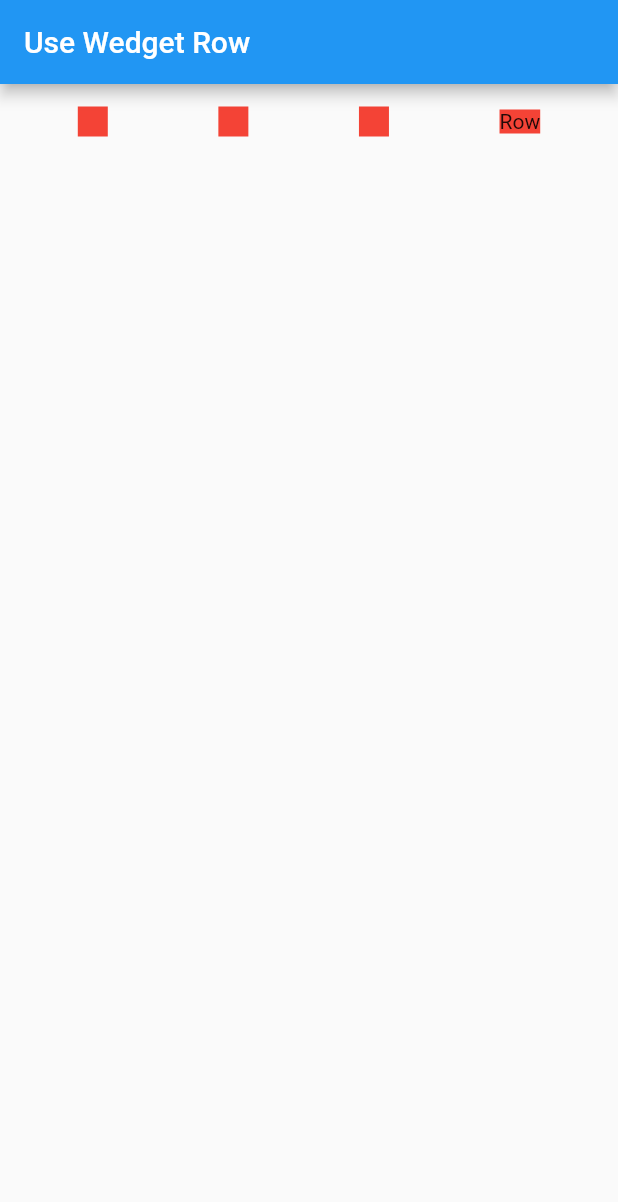
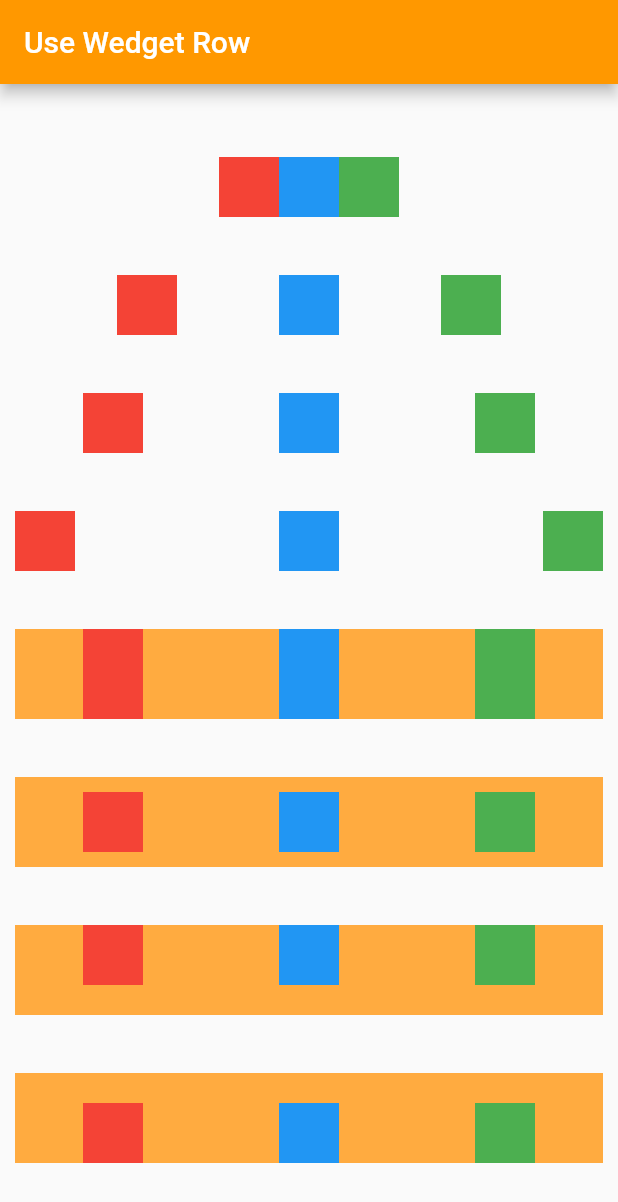
Before and after one commit to IngNex/flutter_practice_widget, a Flutter app: the screen it shows after launch, on a phone screen of 412 x 824 dp. Shown: the top 1202 px of the screen. Run offline on Flutter 3.47's test engine with Material 2 defaults, Android fonts, the phone set to English and light mode, and no system bars.

Commit message:
practice widget flutter row

```diff
--- a/lib/main.dart
+++ b/lib/main.dart
@@ -6,15 +6,10 @@ void main() {
 
 class MyApp extends StatelessWidget {
   const MyApp({super.key});
-
-  // This widget is the root of your application.
   @override
   Widget build(BuildContext context) {
     return MaterialApp(
-      title: 'Use row',
-      theme: ThemeData(
-        primarySwatch: Colors.blue,
-      ),
+      debugShowCheckedModeBanner: false,
       home: HomePage(),
     );
   }
@@ -33,31 +28,97 @@ class _HomePageState extends State<HomePage> {
     return Scaffold(
       appBar: AppBar(
         title: Text("Use Wedget Row"),
+        backgroundColor: Colors.orange,
       ),
       body: Padding(
-        padding: const EdgeInsets.all(15),
-        child: Row(
-          mainAxisAlignment: MainAxisAlignment.spaceAround,
+        padding: EdgeInsets.all(10),
+        child: Column(
+          mainAxisAlignment: MainAxisAlignment.spaceEvenly,
           children: [
-            Container(
-              width: 20,
-              height: 20,
-              color: Colors.red,
+            Row(
+              mainAxisAlignment: MainAxisAlignment.center,
+              children: [
+                Container(width: 40, height: 40, color: Colors.red),
+                Container(width: 40, height: 40, color: Colors.blue),
+                Container(width: 40, height: 40, color: Colors.green),
+              ],
+            ),
+            Row(
+              mainAxisAlignment: MainAxisAlignment.spaceEvenly,
+              children: [
+                Container(width: 40, height: 40, color: Colors.red),
+                Container(width: 40, height: 40, color: Colors.blue),
+                Container(width: 40, height: 40, color: Colors.green),
+              ],
+            ),
+            Row(
+              mainAxisAlignment: MainAxisAlignment.spaceAround,
+              children: [
+                Container(width: 40, height: 40, color: Colors.red),
+                Container(width: 40, height: 40, color: Colors.blue),
+                Container(width: 40, height: 40, color: Colors.green),
+              ],
+            ),
+            Row(
+              mainAxisAlignment: MainAxisAlignment.spaceBetween,
+              children: [
+                Container(width: 40, height: 40, color: Colors.red),
+                Container(width: 40, height: 40, color: Colors.blue),
+                Container(width: 40, height: 40, color: Colors.green),
+              ],
             ),
             Container(
-              width: 20,
-              height: 20,
-              color: Colors.red,
+              height: 60,
+              color: Colors.orangeAccent,
+              child: Row(
+                mainAxisAlignment: MainAxisAlignment.spaceAround,
+                crossAxisAlignment: CrossAxisAlignment.stretch,
+                children: [
+                  Container(width: 40, height: 40, color: Colors.red),
+                  Container(width: 40, height: 40, color: Colors.blue),
+                  Container(width: 40, height: 40, color: Colors.green),
+                ],
+              ),
             ),
             Container(
-              width: 20,
-              height: 20,
-              color: Colors.red,
+              height: 60,
+              color: Colors.orangeAccent,
+              child: Row(
+                mainAxisAlignment: MainAxisAlignment.spaceAround,
+                crossAxisAlignment: CrossAxisAlignment.center,
+                children: [
+                  Container(width: 40, height: 40, color: Colors.red),
+                  Container(width: 40, height: 40, color: Colors.blue),
+                  Container(width: 40, height: 40, color: Colors.green),
+                ],
+              ),
             ),
             Container(
-              color: Colors.red,
-              child: Text("Row"),
-            )
+              height: 60,
+              color: Colors.orangeAccent,
+              child: Row(
+                mainAxisAlignment: MainAxisAlignment.spaceAround,
+                crossAxisAlignment: CrossAxisAlignment.start,
+                children: [
+                  Container(width: 40, height: 40, color: Colors.red),
+                  Container(width: 40, height: 40, color: Colors.blue),
+                  Container(width: 40, height: 40, color: Colors.green),
+                ],
+              ),
+            ),
+            Container(
+              height: 60,
+              color: Colors.orangeAccent,
+              child: Row(
+                mainAxisAlignment: MainAxisAlignment.spaceAround,
+                crossAxisAlignment: CrossAxisAlignment.end,
+                children: [
+                  Container(width: 40, height: 40, color: Colors.red),
+                  Container(width: 40, height: 40, color: Colors.blue),
+                  Container(width: 40, height: 40, color: Colors.green),
+                ],
+              ),
+            ),
           ],
         ),
       ),
```
